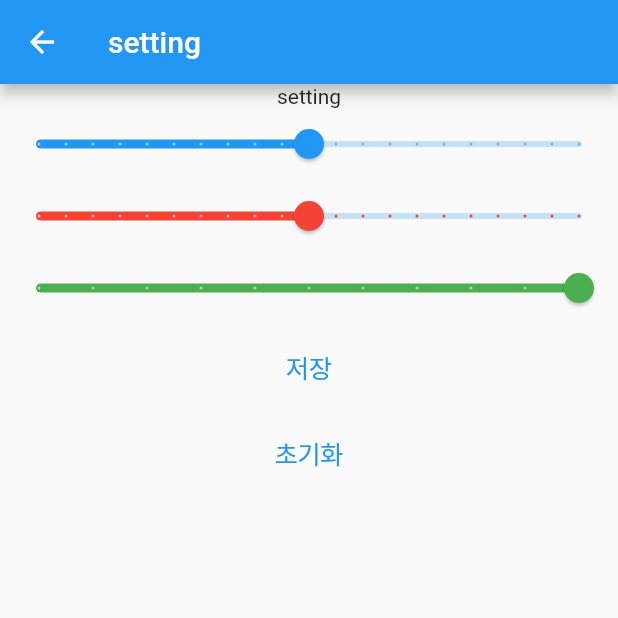
After one commit to oyc0401/circle, a Flutter app: the screen it shows after launch, after a tap on the "edit" icon, on a phone screen of 412 x 824 dp, the top half of it. The commit adds this screen. Run offline on Flutter 3.47's test engine with Material 2 defaults, Android fonts, the phone set to English and light mode, and no system bars; our stand-ins replace flutter_tts, shared_preferences.

Commit message:
made voice effect settingPage

```diff
--- /dev/null
+++ b/lib/DB/shared.dart
@@ -0,0 +1,58 @@
+import 'dart:convert';
+
+import 'package:shared_preferences/shared_preferences.dart';
+
+class KeyValue {
+  // set 하는것은 Instance가 필요 없지만
+  // get 은 퓨처값을 주지 말아야 하기 때문에 Instance가 필요하다.
+  late SharedPreferences prefs;
+
+  static Instance() async {
+    KeyValue key = KeyValue();
+    key.prefs = await SharedPreferences.getInstance();
+    return key;
+  }
+
+  setPitch(double pitch) {
+    prefs.setDouble('pitch', pitch);
+  }
+
+  setVolume(double volume) {
+    prefs.setDouble('volume', volume);
+  }
+
+  setSpeechRate(double speechRate) {
+    prefs.setDouble('speechRate', speechRate);
+  }
+
+  setVoice(Map voice) {
+    String name = voice['name'];
+    String locale = voice['locale'];
+    prefs.setString('voice_name', name);
+    prefs.setString('voice_locale', locale);
+  }
+
+  //
+
+  double getPitch() {
+    double pitch = prefs.getDouble('pitch') ?? 1;
+    return pitch;
+  }
+
+  double getVolume() {
+    double volume = prefs.getDouble('volume') ?? 1;
+    return volume;
+  }
+
+  double getSpeechRate() {
+    double speechRate = prefs.getDouble('speechRate') ?? 1;
+    return speechRate;
+  }
+
+  Map<String, String> getVoice() {
+    String name = prefs.getString('voice_name') ?? "";
+    String locale = prefs.getString('voice_locale') ?? "";
+    Map<String, String> voice = {'name': name, 'locale': locale};
+    return voice;
+  }
+}
--- a/lib/main.dart
+++ b/lib/main.dart
@@ -2,6 +2,8 @@ import 'package:circle/page/home.dart';
 import 'package:circle/playground.dart';
 import 'package:flutter/material.dart';
 import 'package:flutter_tts/flutter_tts.dart';
+
+import 'page/setting.dart';
 
 void main() {
   runApp(const MyApp());
@@ -25,6 +27,8 @@ class MyApp extends StatelessWidget {
         primarySwatch: Colors.blue,
       ),
       home: const MyHomePage(title: 'circle'),
+      //home: const EditPage(),
+
       //home: const playground(title: '놀이터'),
 
       // const MyHomePage(title: 'circle'),
--- a/lib/page/home.dart
+++ b/lib/page/home.dart
@@ -1,6 +1,9 @@
+import 'package:circle/DB/shared.dart';
 import 'package:circle/tools/Speaking.dart';
 import 'package:flutter/cupertino.dart';
 import 'package:flutter/material.dart';
+
+import 'setting.dart';
 
 class MyHomePage extends StatefulWidget {
   const MyHomePage({Key? key, required this.title}) : super(key: key);
@@ -20,14 +23,26 @@ class _MyHomePageState extends State<MyHomePage> {
     init();
   }
 
-  void init() {
+  void init() async {
+
+    // keyValue.setVolume(1);
+    // keyValue.setPitch(0.9);
+    // keyValue.setSpeechRate(0.5);
+    // keyValue.setVoice({'name': 'ko-kr-x-kod-network', 'locale': 'ko-KR'});
+
     getList().then((answers) {
-      return speaking.setAnswers(answers);
+      speaking.setAnswers(answers);
+      setState(() {});
     });
-    speaking.setPitch(0.9);
-    speaking.setVolume(1);
-    speaking.setSpeechRate(0.5);
-    speaking.setVoice({'name': 'ko-kr-x-kod-network', 'locale': 'ko-KR'});
+   await getDATA();
+
+  }
+  getDATA()async{
+    KeyValue keyValue = await KeyValue.Instance();
+    speaking.setVolume(keyValue.getVolume());
+    speaking.setPitch(keyValue.getPitch());
+    speaking.setSpeechRate(keyValue.getSpeechRate());
+    //speaking.setVoice(keyValue.getVoice());
   }
 
   @override
@@ -36,7 +51,18 @@ class _MyHomePageState extends State<MyHomePage> {
     return Scaffold(
       appBar: AppBar(
         title: Text(widget.title),
+        actions: [
+          IconButton(
+            onPressed: () {
+              speaking.stop();
+              Navigator.push(
+                  context, CupertinoPageRoute(builder: (context) =>  SettingPage()));
+            },
+            icon: const Icon(Icons.edit),
+          ),
+        ],
       ),
+
       bottomNavigationBar: BottomAppBar(child: navigationRow()),
       body: Column(
         children: [
@@ -85,6 +111,7 @@ class _MyHomePageState extends State<MyHomePage> {
             children: [
               InkWell(
                 onTap: () {
+                  getDATA();
                   speaking.speak(number, setstate);
                 },
                 onLongPress: () {
@@ -154,7 +181,7 @@ class _MyHomePageState extends State<MyHomePage> {
     }
 
     Widget context = Container(
-      //color: Colors.green,
+        //color: Colors.green,
         padding: EdgeInsets.fromLTRB(12, 0, 12, 0),
         child: Column(children: rows(singleWidgets(answers))));
 
--- /dev/null
+++ b/lib/page/setting.dart
@@ -0,0 +1,121 @@
+import 'dart:math';
+
+import 'package:circle/tools/Speaking.dart';
+import 'package:flutter/cupertino.dart';
+import 'package:flutter/material.dart';
+
+import '../DB/shared.dart';
+
+class SettingPage extends StatefulWidget {
+  SettingPage({
+    Key? key,
+  }) : super(key: key);
+
+  @override
+  _SettingPageState createState() => _SettingPageState();
+}
+
+class _SettingPageState extends State<SettingPage> {
+  double volume = 1;
+  double pitch = 0.9;
+  double rate = 0.5;
+
+  _save() async {
+    KeyValue keyValue = await KeyValue.Instance();
+    keyValue.setVolume(volume);
+    keyValue.setPitch(pitch);
+    keyValue.setSpeechRate(rate);
+    Navigator.of(context).pop(true);
+  }
+
+  @override
+  void initState() {
+    // TODO: implement initState
+    super.initState();
+    init();
+  }
+
+  init() async {
+    KeyValue keyValue = await KeyValue.Instance();
+    volume = keyValue.getVolume();
+    pitch = keyValue.getPitch();
+    rate = keyValue.getSpeechRate();
+    setState(() {});
+  }
+
+  @override
+  Widget build(BuildContext context) {
+    return Scaffold(
+      appBar: AppBar(
+        title: Text('setting'),
+      ),
+      body: Column(
+        children: [
+          Text('setting'),
+          editSection(),
+          CupertinoButton(child: Text('저장'), onPressed: _save),
+          CupertinoButton(
+              child: Text('초기화'),
+              onPressed: () {
+                volume = 1;
+                pitch = 0.9;
+                rate = 0.5;
+
+                setState(() {});
+              })
+        ],
+      ),
+    );
+  }
+
+  Widget editSection() {
+    Widget widget = _buildSliders();
+    return widget;
+  }
+
+  Widget _buildSliders() {
+    return Column(
+      children: [_volume(), _pitch(), _rate()],
+    );
+  }
+
+  Widget _volume() {
+    return Slider(
+        value: volume,
+        onChanged: (newVolume) {
+          setState(() => volume = newVolume);
+        },
+        min: 0.0,
+        max: 2.0,
+        divisions: 20,
+        label: "Volume: $volume");
+  }
+
+  Widget _pitch() {
+    return Slider(
+      value: pitch,
+      onChanged: (newPitch) {
+        setState(() => pitch = newPitch);
+      },
+      min: 0.0,
+      max: 2.0,
+      divisions: 20,
+      label: "Pitch: $pitch",
+      activeColor: Colors.red,
+    );
+  }
+
+  Widget _rate() {
+    return Slider(
+      value: rate,
+      onChanged: (newRate) {
+        setState(() => rate = newRate);
+      },
+      min: 0.0,
+      max: 1.0,
+      divisions: 10,
+      label: "Rate: $rate",
+      activeColor: Colors.green,
+    );
+  }
+}
--- a/pubspec.yaml
+++ b/pubspec.yaml
@@ -35,6 +35,7 @@ dependencies:
   # Use with the CupertinoIcons class for iOS style icons.
   cupertino_icons: ^1.0.2
   flutter_tts: ^3.3.3
+  shared_preferences: ^2.0.12
 
 dev_dependencies:
   flutter_test:
```
Also changed, not shown: lib/tools/KoreanNumber.dart (+6 -6 lines), lib/page/edit.dart (added), lib/page/view.dart (added), pubspec.lock, 2 other files.
